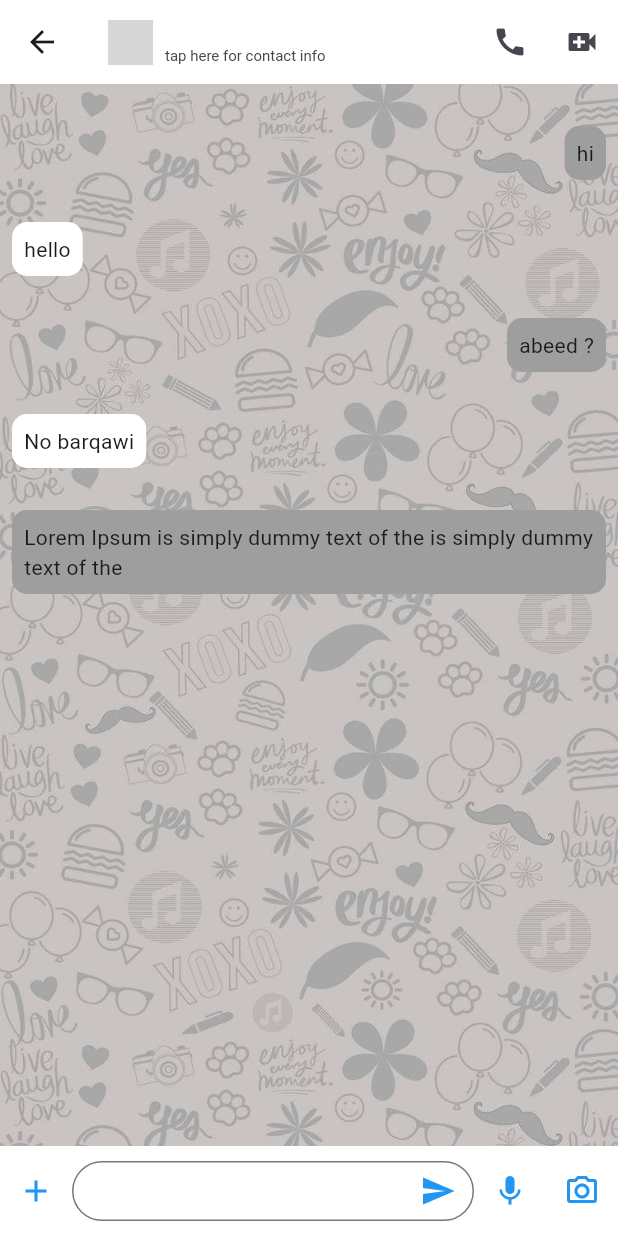
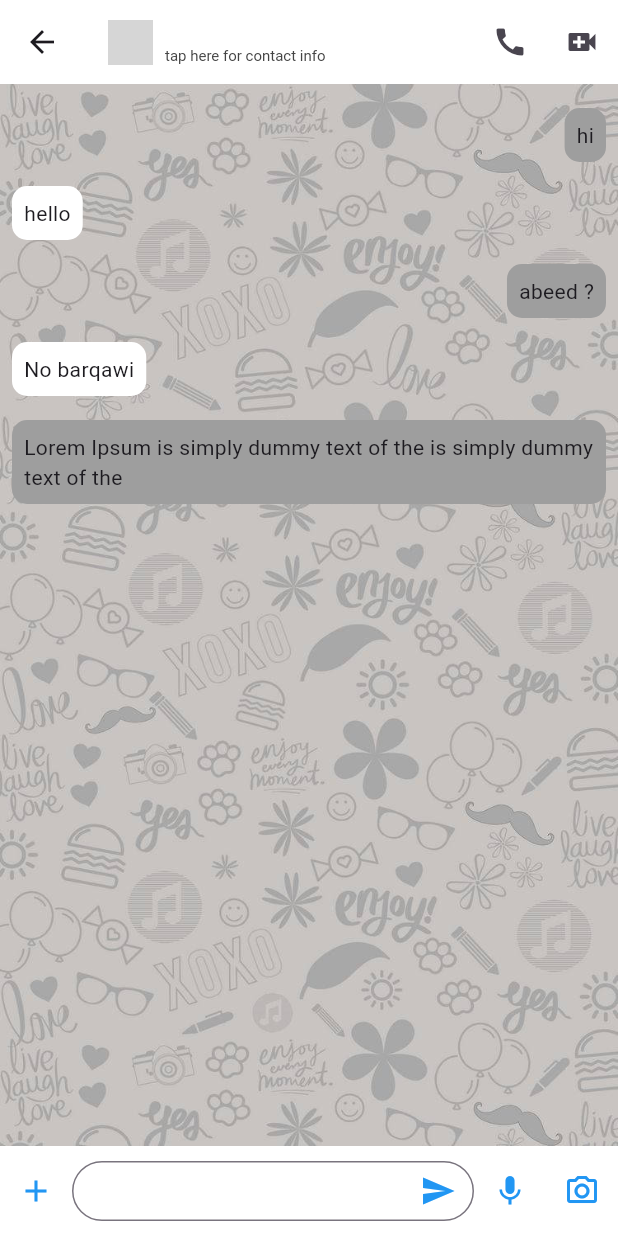
Before and after one commit to aboud-masoud/whatsapp, a Flutter app: the ChatDetailsScreen screen opened directly with empty values, on a phone screen of 412 x 824 dp. Run offline on Flutter 3.47's test engine with Material 3 defaults, Android fonts, the phone set to English and light mode, and no system bars; network calls fail; grey boxes are pictures that could not be loaded.

```diff
--- a/lib/chat_details_screen.dart
+++ b/lib/chat_details_screen.dart
@@ -72,7 +72,7 @@ class _ChatDetailsScreenState extends State<ChatDetailsScreen> {
                 itemCount: chatList.length,
                 itemBuilder: (ctx, index) {
                   return Padding(
-                    padding: const EdgeInsets.only(top: 20),
+                    padding: const EdgeInsets.only(top: 8),
                     child: Padding(
                       padding: const EdgeInsets.only(left: 8, top: 8, right: 8),
                       child: Row(
@@ -98,7 +98,12 @@ class _ChatDetailsScreenState extends State<ChatDetailsScreen> {
           )
         ],
       ),
-      bottomNavigationBar: const SendMessageView(),
+      bottomNavigationBar: SendMessageView(
+        onTapSend: (value) {
+          chatList.add(Chat(message: value, myMessage: true));
+          setState(() {});
+        },
+      ),
     );
   }
 }
--- a/lib/widgets/send_message_view.dart
+++ b/lib/widgets/send_message_view.dart
@@ -1,7 +1,15 @@
 import 'package:flutter/material.dart';
 
-class SendMessageView extends StatelessWidget {
-  const SendMessageView({super.key});
+class SendMessageView extends StatefulWidget {
+  final Function(String) onTapSend;
+  const SendMessageView({super.key, required this.onTapSend});
+
+  @override
+  State<SendMessageView> createState() => _SendMessageViewState();
+}
+
+class _SendMessageViewState extends State<SendMessageView> {
+  TextEditingController controller = TextEditingController();
 
   @override
   Widget build(BuildContext context) {
@@ -22,6 +30,7 @@ class SendMessageView extends StatelessWidget {
               child: SizedBox(
                 height: 40,
                 child: TextField(
+                  controller: controller,
                   decoration: InputDecoration(
                     suffixIcon: IconButton(
                       icon: const Icon(
@@ -29,7 +38,8 @@ class SendMessageView extends StatelessWidget {
                         color: Colors.blue,
                       ),
                       onPressed: () {
-                        //TODO
+                        widget.onTapSend(controller.text);
+                        controller.text = "";
                       },
                     ),
                     border: const OutlineInputBorder(
```
Also changed, not shown: lib/main.dart (+2 -7 lines), lib/main_view.dart (+6 -94 lines), lib/model/contact.dart (+1 -6 lines), lib/widgets/chat_view.dart (added, +109 -0 lines), pubspec.lock, 4 other files.
